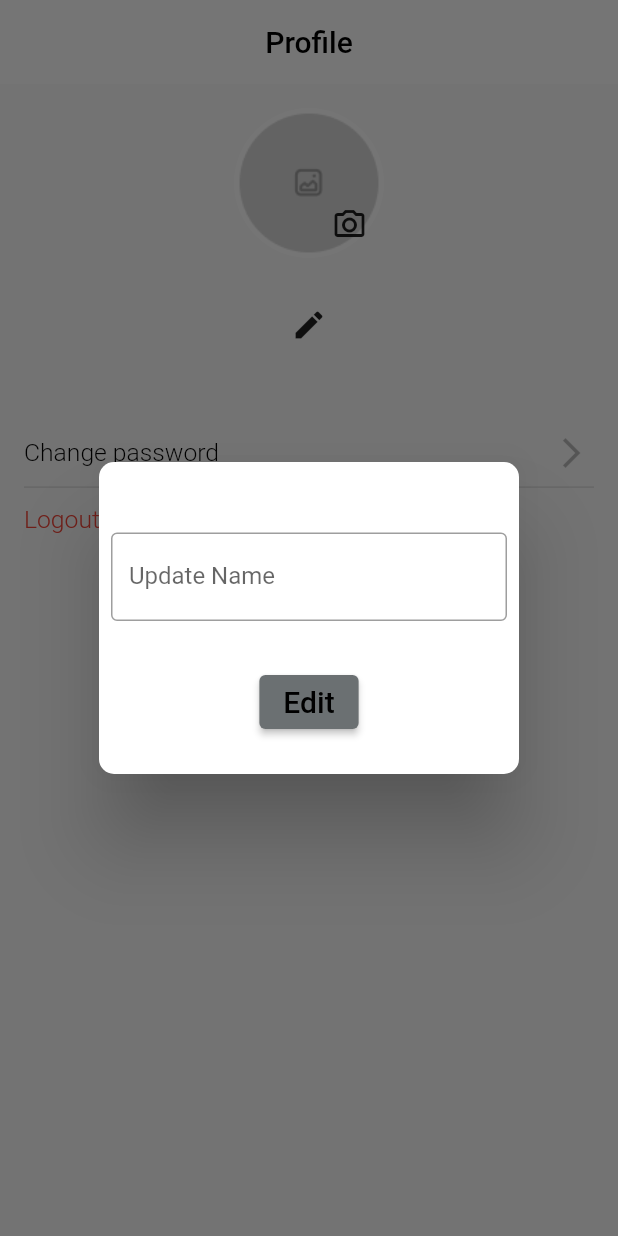
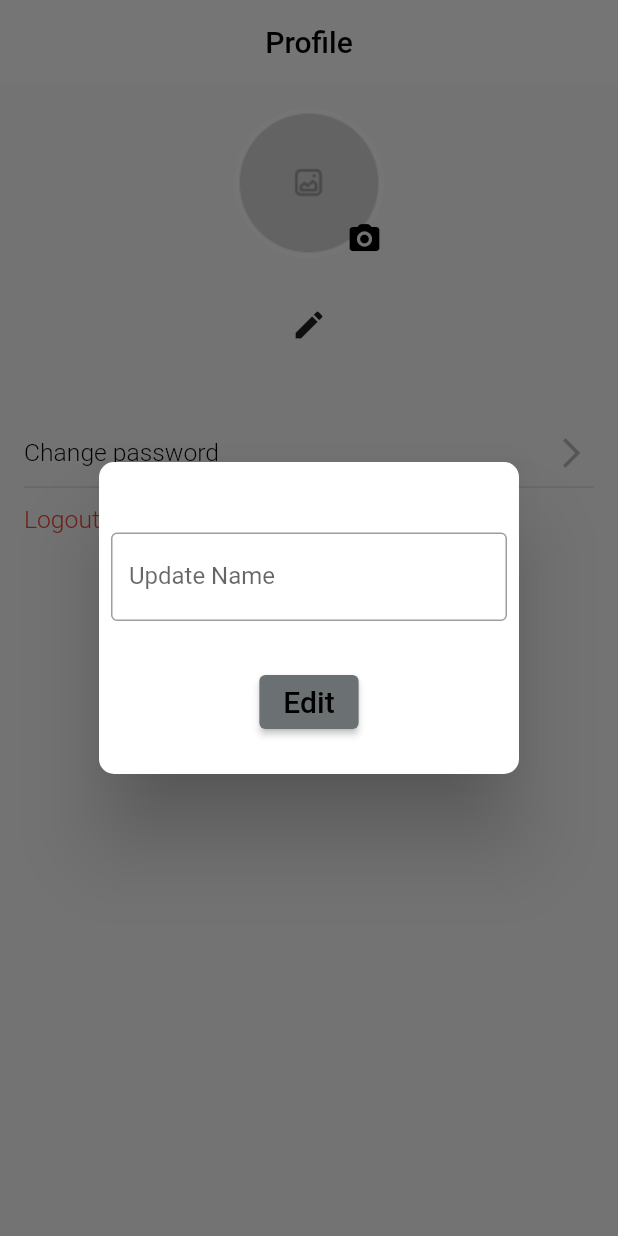
Before and after one commit to renadayad/Authentication_project, a Flutter app: the ProfileScreen screen opened by its route, after a tap on the "edit" icon, on a phone screen of 412 x 824 dp. Run offline on Flutter 3.47's test engine with Material 2 defaults, Android fonts, the phone set to English and light mode, and no system bars; our stand-ins replace cloud_firestore, firebase_auth, firebase_core, firebase_storage, get, get_storage and 4 more; accounts and stored records are empty; Roboto replaces fonts that are missing (Ubuntu).

Commit message:
enh: enhancement profile screen

```diff
--- a/lib/Features/Profile/logic/controller/profile_controller.dart
+++ b/lib/Features/Profile/logic/controller/profile_controller.dart
@@ -128,20 +128,44 @@ class ProfileController extends GetxController {
     });
   }
 
+  Future<void> TakePhoto(ImageSource sourse) async {
 
-  Future<void> TakePhoto(ImageSource sourse) async {
+    try{
+
+
       final pickedImage =
       await imagePicker.pickImage(source: sourse, imageQuality: 100);
 
       pickedFile = File(pickedImage!.path);
+
+
+
+
         print("..............");
         print(pickedFile);
         print("..............");
+        editImageProfile();
+
+    }catch(e){
+
+     print(e);
+
+
+    }
 
 
 
+
+
+
+
+  }
+
+  Future <void> editImageProfile() async {
+
+
     final ref =   FirebaseStorage.instance.ref().child("productImage").child("${FirebaseAuth.instance.currentUser!.uid}" + ".jpg");
-    if (pickedFile == null) {
+    if (pickedFile == null ) {
     } else {
       await ref.putFile(pickedFile!);
       image = await ref.getDownloadURL();
@@ -161,7 +185,11 @@ class ProfileController extends GetxController {
       // Get.toNamed(Routes.stockScreen);
     });
 
+
+
+
   }
+
 
 
 
--- a/lib/Features/Profile/view/screens/profile.dart
+++ b/lib/Features/Profile/view/screens/profile.dart
@@ -1,4 +1,5 @@
 import 'package:auth_app/Common/widgets/text_utils.dart';
+import 'package:auth_app/Features/Profile/view/widgets/header_widget.dart';
 import 'package:flutter/material.dart';
 import 'package:get/get.dart';
 import 'package:image_picker/image_picker.dart';
@@ -35,114 +36,7 @@ class ProfileScreen extends StatelessWidget {
             padding: const EdgeInsets.all(16),
             child: Column(
               children: [
-                Align(
-                    alignment: Alignment.center,
-                    child: GetBuilder<ProfileController>(builder: (_) {
-                      return Stack(
-                        children: [
-                          Container(
-                            height: 100,
-                            width: 100,
-                            decoration: BoxDecoration(
-                              color: Colors.white,
-                              shape: BoxShape.circle,
-                              image: DecorationImage(
-                                image: profileController.image == "" ||
-                                        profileController.image == null
-                                    ? const AssetImage(
-                                            "assets/images/avtar.png")
-                                        as ImageProvider
-                                    : NetworkImage(
-                                        profileController.image,
-                                      ),
-                                fit: BoxFit.cover,
-                              ),
-                            ),
-                          ),
-                          Positioned(
-                            bottom: -2,
-                            right:
-                                -1, //give the values according to your requirement
-                            child: IconButton(
-                              onPressed: () {
-                                profileController.TakePhoto(ImageSource.gallery);
-                              },
-                              icon: const Icon(
-                                Icons.camera_alt_outlined,
-                              ),
-                            ),
-                          ),
-                        ],
-                      );
-                    })),
-                SizedBox(
-                  height: 2.5.h,
-                ),
-                Row(
-                  mainAxisAlignment: MainAxisAlignment.center,
-                  children: [
-                    GetBuilder<ProfileController>(builder: (_) {
-                      return TextUtils(
-                        text: profileController.name,
-                        color: Colors.black,
-                        fontsize: 12.sp,
-                        fontWeight: FontWeight.bold,
-                      );
-                    }),
-                    IconButton(
-                      icon: Icon(Icons.edit),
-                      onPressed: () {
-                        Get.defaultDialog(
-                            title: '',
-                            content: Column(
-                              mainAxisSize: MainAxisSize.min,
-                              children: [
-                                TextField(
-                                  controller:
-                                      profileController.updateNameController,
-                                  keyboardType: TextInputType.text,
-                                  maxLines: 1,
-                                  decoration: const InputDecoration(
-                                      labelText: 'Update Name',
-                                      hintMaxLines: 1,
-                                      border: OutlineInputBorder(
-                                          borderSide: BorderSide(
-                                              color: Colors.green,
-                                              width: 4.0))),
-                                ),
-                                const SizedBox(
-                                  height: 30.0,
-                                ),
-                                ElevatedButton(
-                                  style: ElevatedButton.styleFrom(
-                                    backgroundColor: buttonColor,
-                                  ),
-                                  onPressed: () {
-                                    if (profileController
-                                            .updateNameController.text !=
-                                        null) {
-                                      profileController.updateName(
-                                          profileController
-                                              .updateNameController.text);
-                                      Get.back();
-                                    } else {
-                                      print("not edit");
-                                    }
-                                  },
-                                  child: TextUtils(
-                                    text: 'Edit',
-                                    color: Colors.black,
-                                    fontWeight: FontWeight.w500,
-                                    fontsize: 20,
-                                  ),
-                                )
-                              ],
-                            ),
-                            radius: 10.0);
-                      },
-                    )
-                  ],
-                ),
+                HeaderWidet(),
                 SizedBox(
                   height: 0.6.h,
                 ),
@@ -158,9 +52,12 @@ class ProfileScreen extends StatelessWidget {
                   height: 0.5.h,
                 ),
                 LogOut(),
-              ],
+                  ],
+                ),
+
+
             ),
-          )),
+          ),
     );
   }
 }
--- /dev/null
+++ b/lib/Features/Profile/view/widgets/header_widget.dart
@@ -0,0 +1,124 @@
+import 'package:flutter/material.dart';
+import 'package:get/get.dart';
+import 'package:image_picker/image_picker.dart';
+import 'package:sizer/sizer.dart';
+
+import '../../../../Common/utils/theme.dart';
+import '../../../../Common/widgets/text_utils.dart';
+import '../../../Auth/logic/controller/auth_controller.dart';
+import '../../logic/controller/profile_controller.dart';
+
+class HeaderWidet extends StatelessWidget {
+  HeaderWidet({Key? key}) : super(key: key);
+  final authController = Get.find<AuthController>();
+  final profileController = Get.put(ProfileController());
+  @override
+  Widget build(BuildContext context) {
+    return Column(children: [
+      Align(
+          alignment: Alignment.center,
+          child: GetBuilder<ProfileController>(builder: (_) {
+            return Stack(
+              children: [
+                Container(
+                  height: 100,
+                  width: 100,
+                  decoration: BoxDecoration(
+                    color: Colors.white,
+                    shape: BoxShape.circle,
+                    image: DecorationImage(
+                      image: profileController.image == "" ||
+                              profileController.image == null
+                          ? const AssetImage("assets/images/avtar.png")
+                              as ImageProvider
+                          : NetworkImage(
+                              profileController.image,
+                            ),
+                      fit: BoxFit.cover,
+                    ),
+                  ),
+                ),
+                Positioned(
+
+                  bottom: -11,
+                  right: -11, //give the values according to your requirement
+                  child: IconButton(
+                    onPressed: () {
+                      profileController.TakePhoto(ImageSource.gallery);
+                    },
+                    icon: const Icon(
+                      Icons.camera_alt_rounded,color: Colors.black,
+                    ),
+                  ),
+                ),
+              ],
+            );
+          })),
+      SizedBox(
+        height: 2.5.h,
+      ),
+      Row(
+        mainAxisAlignment: MainAxisAlignment.center,
+        children: [
+          GetBuilder<ProfileController>(builder: (_) {
+            return TextUtils(
+              text: profileController.name,
+              color: Colors.black,
+              fontsize: 12.sp,
+              fontWeight: FontWeight.bold,
+            );
+          }),
+          IconButton(
+            icon: Icon(Icons.edit),
+            onPressed: () {
+              Get.defaultDialog(
+                  title: '',
+                  content: Column(
+                    mainAxisSize: MainAxisSize.min,
+                    children: [
+                      TextField(
+                        controller: profileController.updateNameController,
+                        keyboardType: TextInputType.text,
+                        maxLines: 1,
+                        decoration: const InputDecoration(
+                            labelText: 'Update Name',
+                            hintMaxLines: 1,
+                            border: OutlineInputBorder(
+                                borderSide: BorderSide(
+                                    color: Colors.green, width: 4.0))),
+                      ),
+                      const SizedBox(
+                        height: 30.0,
+                      ),
+                      ElevatedButton(
+                        style: ElevatedButton.styleFrom(
+                          backgroundColor: buttonColor,
+                        ),
+                        onPressed: () {
+                          if (profileController.updateNameController.text !=
+                              null) {
+                            profileController.updateName(
+                                profileController.updateNameController.text);
+                            Get.back();
+                          } else {
+                            print("not edit");
+                          }
+                        },
+                        child: TextUtils(
+                          text: 'Edit',
+                          color: Colors.black,
+                          fontWeight: FontWeight.w500,
+                          fontsize: 20,
+                        ),
+                      )
+                    ],
+                  ),
+                  radius: 10.0
+              );
+            },
+          ),
+        ],
+      ),
+    ]);
+  }
+}
```
Lines whose indentation alone changed are shown as unchanged.
